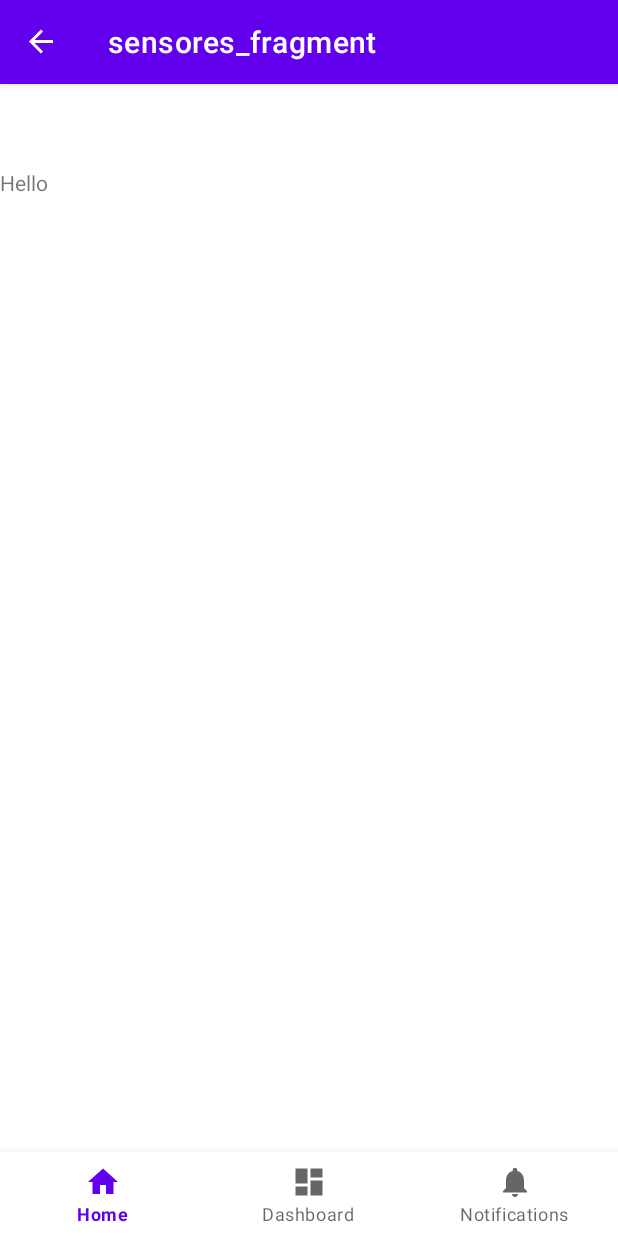
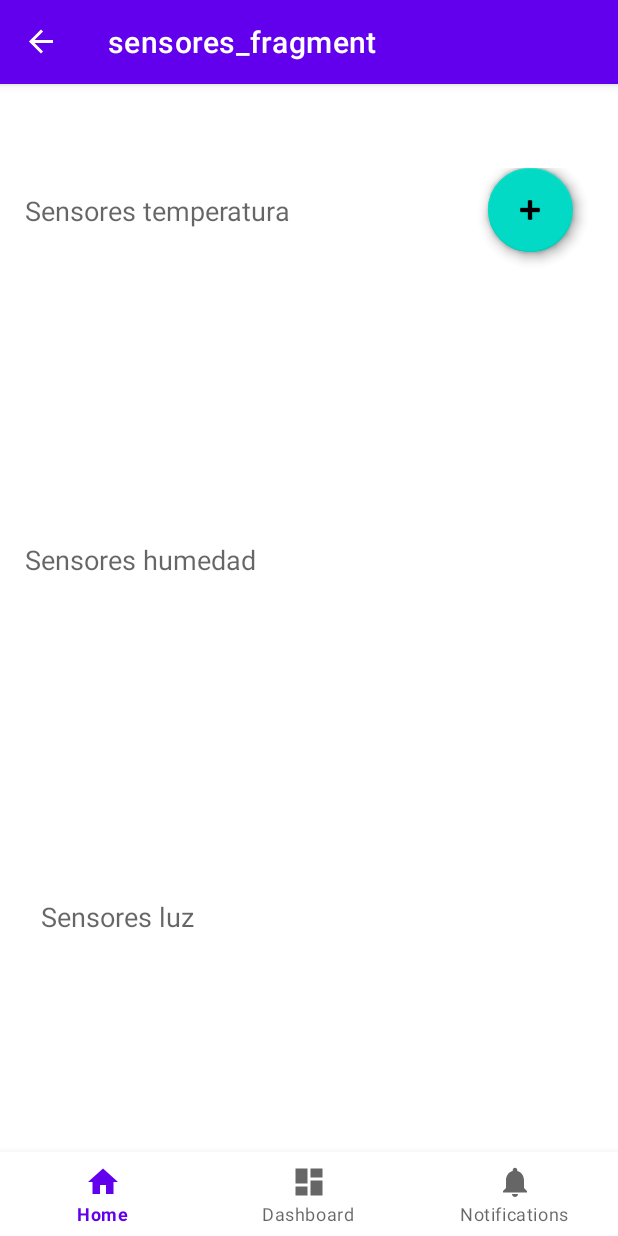
Before and after one commit to Brunox117/PlantifyBCR, an Android app: the SensoresFrag screen opened through its navigation route, on a phone screen of 412 x 824 dp. Run offline under Robolectric (Android 15) with nearby library versions, the phone set to English and light mode, and no system bars; our stand-ins replace navigation-ui.

Commit message:
DIseño de la pantalla de sensores

```diff
--- a/app/src/main/res/layout/info_wiki_planta_fragment.xml
+++ b/app/src/main/res/layout/info_wiki_planta_fragment.xml
@@ -1,13 +1,7 @@
 <?xml version="1.0" encoding="utf-8"?>
-<FrameLayout xmlns:android="http://schemas.android.com/apk/res/android"
+<androidx.constraintlayout.widget.ConstraintLayout xmlns:android="http://schemas.android.com/apk/res/android"
     xmlns:tools="http://schemas.android.com/tools"
+    android:id="@+id/frameLayout2"
     android:layout_width="match_parent"
     android:layout_height="match_parent"
-    tools:context=".InfoWikiPlantaFrag">
-
-    <TextView
-        android:layout_width="match_parent"
-        android:layout_height="match_parent"
-        android:text="Hello" />
-
-</FrameLayout>
+    tools:context=".InfoWikiPlantaFrag" />
--- a/app/src/main/res/layout/sensores_fragment.xml
+++ b/app/src/main/res/layout/sensores_fragment.xml
@@ -1,13 +1,85 @@
 <?xml version="1.0" encoding="utf-8"?>
-<FrameLayout xmlns:android="http://schemas.android.com/apk/res/android"
+<androidx.constraintlayout.widget.ConstraintLayout xmlns:android="http://schemas.android.com/apk/res/android"
+    xmlns:app="http://schemas.android.com/apk/res-auto"
     xmlns:tools="http://schemas.android.com/tools"
+    android:id="@+id/frameLayout"
     android:layout_width="match_parent"
     android:layout_height="match_parent"
     tools:context=".SensoresFrag">
 
     <TextView
-        android:layout_width="match_parent"
-        android:layout_height="match_parent"
-        android:text="Hello" />
+        android:id="@+id/textView6"
+        android:layout_width="wrap_content"
+        android:layout_height="0dp"
+        android:layout_marginStart="16dp"
+        android:layout_marginTop="16dp"
+        android:layout_marginEnd="218dp"
+        android:text="Sensores temperatura"
+        android:textAppearance="@style/TextAppearance.AppCompat.Medium"
+        app:layout_constraintEnd_toEndOf="parent"
+        app:layout_constraintStart_toStartOf="parent"
+        app:layout_constraintTop_toTopOf="parent" />
 
-</FrameLayout>
+    <TextView
+        android:id="@+id/textView9"
+        android:layout_width="wrap_content"
+        android:layout_height="0dp"
+        android:layout_marginStart="16dp"
+        android:layout_marginTop="208dp"
+        android:layout_marginEnd="241dp"
+        android:text="Sensores humedad"
+        android:textAppearance="@style/TextAppearance.AppCompat.Medium"
+        app:layout_constraintEnd_toEndOf="parent"
+        app:layout_constraintStart_toStartOf="parent"
+        app:layout_constraintTop_toBottomOf="@+id/textView6" />
+
+    <TextView
+        android:id="@+id/textView10"
+        android:layout_width="wrap_content"
+        android:layout_height="0dp"
+        android:layout_marginStart="16dp"
+        android:layout_marginTop="213dp"
+        android:layout_marginEnd="272dp"
+        android:text="Sensores luz"
+        android:textAppearance="@style/TextAppearance.AppCompat.Medium"
+        app:layout_constraintEnd_toEndOf="parent"
+        app:layout_constraintStart_toStartOf="parent"
+        app:layout_constraintTop_toBottomOf="@+id/textView9" />
+
+    <com.google.android.material.floatingactionbutton.FloatingActionButton
+        android:id="@+id/btnAddTemperatura"
+        android:layout_width="0dp"
+        android:layout_height="wrap_content"
+        android:layout_marginStart="132dp"
+        android:layout_marginEnd="30dp"
+        android:clickable="true"
+        android:src="@android:drawable/ic_input_add"
+        app:layout_constraintEnd_toEndOf="parent"
+        app:layout_constraintStart_toEndOf="@+id/textView6"
+        tools:layout_editor_absoluteY="16dp" />
+
+    <com.google.android.material.floatingactionbutton.FloatingActionButton
+        android:id="@+id/btnAddHumedad"
+        android:layout_width="0dp"
+        android:layout_height="wrap_content"
+        android:layout_marginStart="155dp"
+        android:layout_marginEnd="30dp"
+        android:clickable="true"
+        android:src="@android:drawable/ic_input_add"
+        app:layout_constraintEnd_toEndOf="parent"
+        app:layout_constraintStart_toEndOf="@+id/textView9"
+        tools:layout_editor_absoluteY="248dp" />
+
+    <com.google.android.material.floatingactionbutton.FloatingActionButton
+        android:id="@+id/btnAddLuz"
+        android:layout_width="0dp"
+        android:layout_height="wrap_content"
+        android:layout_marginStart="196dp"
+        android:layout_marginEnd="30dp"
+        android:clickable="true"
+        android:src="@android:drawable/ic_input_add"
+        app:layout_constraintEnd_toEndOf="parent"
+        app:layout_constraintStart_toEndOf="@+id/textView10"
+        tools:layout_editor_absoluteY="485dp" />
+
+</androidx.constraintlayout.widget.ConstraintLayout>
```
